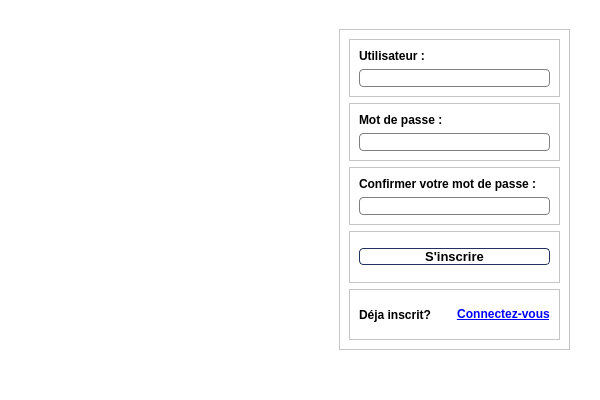
Totelof10/biblio, file mainwindow.ui: the form before one commit.
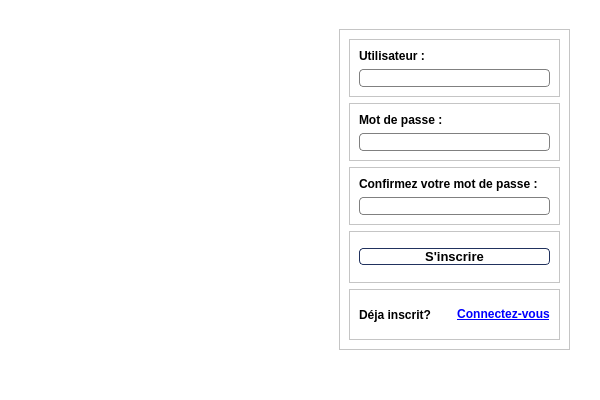
The form after the commit. The open tabs and pages were chosen to show the change. Icons and pictures are not drawn.

Patch:
```diff
--- a/mainwindow.ui
+++ b/mainwindow.ui
@@ -371,7 +371,7 @@
                </font>
               </property>
               <property name="text">
-               <string>Confirmer votre mot de passe :</string>
+               <string>Confirmez votre mot de passe :</string>
               </property>
              </widget>
             </item>
```
